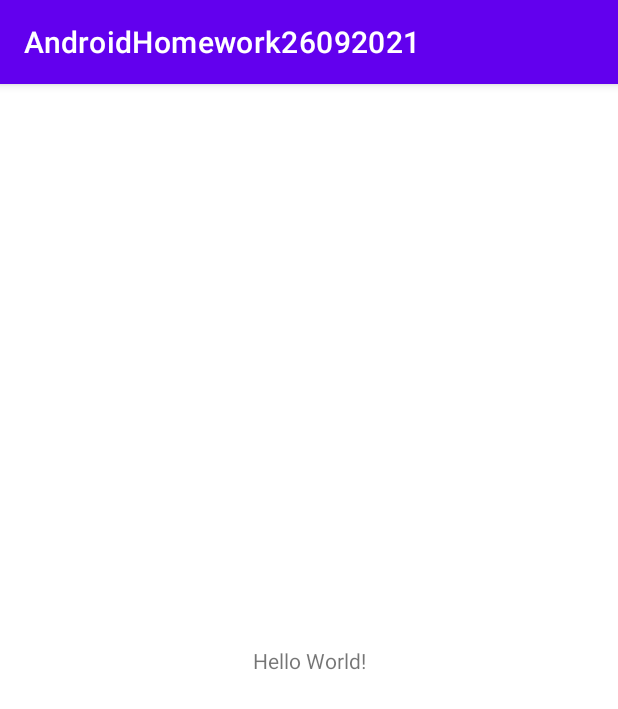
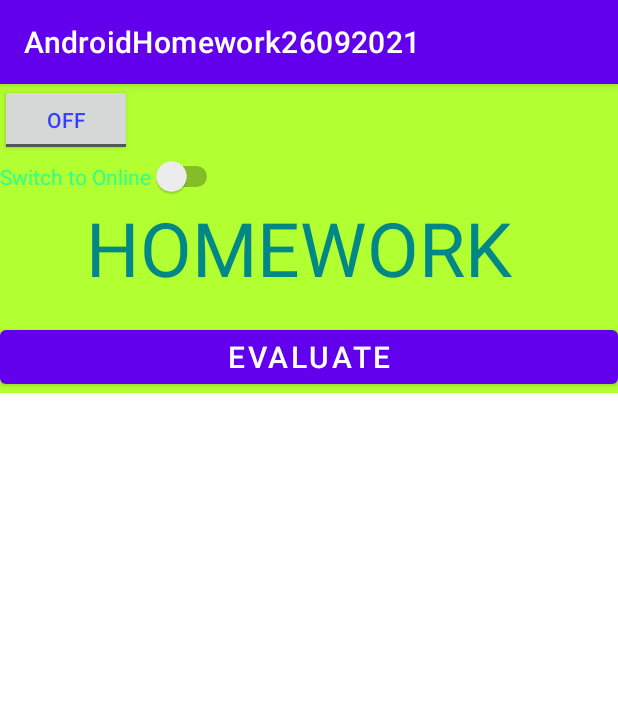
Before and after one commit to leaqor/AndroidHomework26092021, an Android app: the screen it shows after launch (MainActivity), on a phone screen of 412 x 824 dp. Shown: the top 709 px of the screen. Run offline under Robolectric (Android 15) with nearby library versions, the phone set to English and light mode, and no system bars.

Commit message:
Ready for homework review , sorry for initial message.

```diff
--- a/app/src/main/java/com/example/androidhomework26092021/MainActivity.java
+++ b/app/src/main/java/com/example/androidhomework26092021/MainActivity.java
@@ -3,6 +3,7 @@ package com.example.androidhomework26092021;
 import androidx.appcompat.app.AppCompatActivity;
 
 import android.os.Bundle;
+import android.widget.Button;
 
 public class MainActivity extends AppCompatActivity {
 
@@ -10,5 +11,11 @@ public class MainActivity extends AppCompatActivity {
     protected void onCreate(Bundle savedInstanceState) {
         super.onCreate(savedInstanceState);
         setContentView(R.layout.activity_main);
+        Button evaluateBtn = findViewById(R.id.evaluate_btn);
+
+        evaluateBtn.setOnClickListener (v -> {
+            setContentView(R.layout.activity_main2);
+    });
     }
+
 }
--- a/app/src/main/res/layout/activity_main.xml
+++ b/app/src/main/res/layout/activity_main.xml
@@ -6,13 +6,49 @@
     android:layout_height="match_parent"
     tools:context=".MainActivity">
 
-    <TextView
-        android:layout_width="wrap_content"
+    <LinearLayout
+        android:layout_width="match_parent"
         android:layout_height="wrap_content"
-        android:text="Hello World!"
-        app:layout_constraintBottom_toBottomOf="parent"
-        app:layout_constraintLeft_toLeftOf="parent"
-        app:layout_constraintRight_toRightOf="parent"
-        app:layout_constraintTop_toTopOf="parent" />
+        android:background="#B2FF32"
+        android:orientation="vertical" >
+    >
+
+        <ToggleButton
+            android:id="@+id/toggleButton"
+            android:layout_width="wrap_content"
+            android:layout_height="wrap_content"
+            android:text="START"
+            android:textColor="#333FFF"
+            tools:layout_editor_absoluteX="73dp"
+            tools:layout_editor_absoluteY="191dp" />
+
+        <Switch
+            android:id="@+id/switch1"
+            android:layout_width="wrap_content"
+            android:layout_height="wrap_content"
+            android:text="Switch to Online"
+            android:textColor="#33FF8A"
+            />
+        <TextView
+            android:id="@+id/textView"
+            android:layout_width="wrap_content"
+            android:layout_weight="1"
+            android:layout_height="0dp"
+            android:text="HOMEWORK "
+            android:textColor="@color/teal_700"
+            android:layout_gravity="center"
+            android:textSize="50sp"
+         />
+
+        <Button
+            android:id="@+id/evaluate_btn"
+            android:layout_width="match_parent"
+            android:layout_height="wrap_content"
+            android:layout_marginTop="15dp"
+            android:textSize="20sp"
+            android:shadowColor="@color/black"
+            android:text="Evaluate"/>
+
+    </LinearLayout>
 
 </androidx.constraintlayout.widget.ConstraintLayout>
```
Also changed, not shown: app/src/main/res/layout/activity_main2.xml (added, +82 -0 lines).
